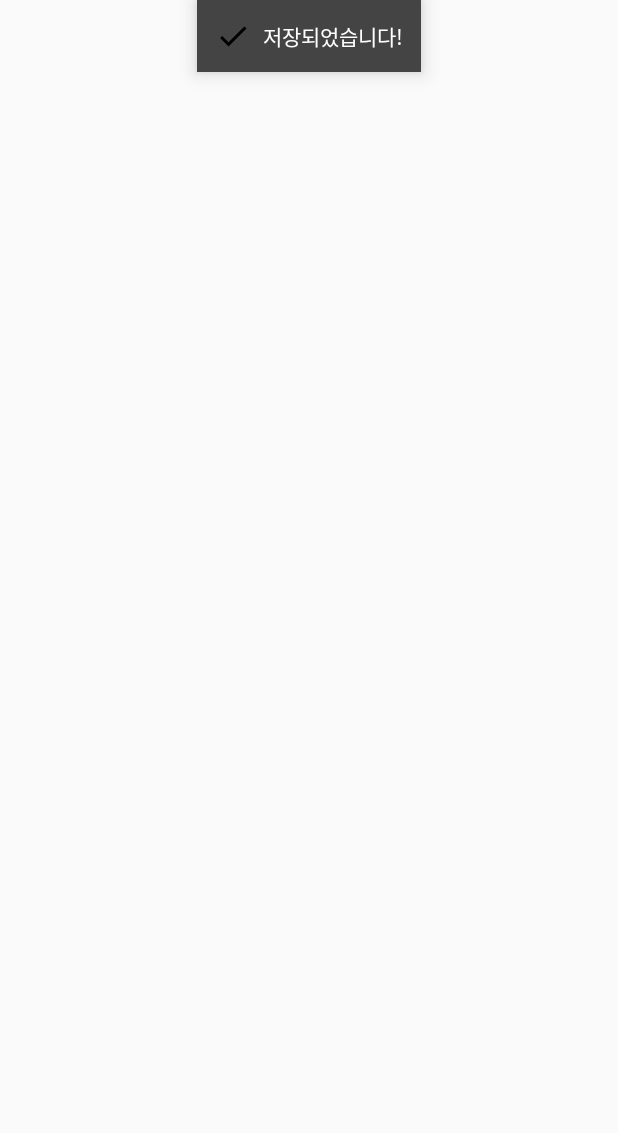
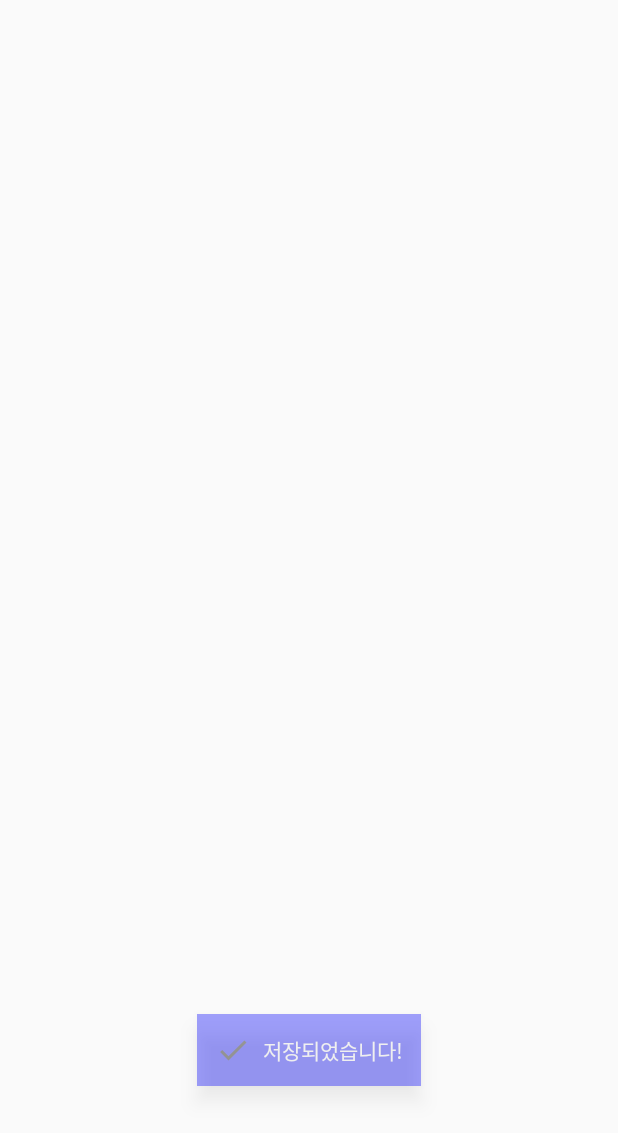
Before and after one commit to appnapps/SnackX, an Android app built with Jetpack Compose: the first screen one second after launch (MainActivity), on a phone screen of 412 x 824 dp. Shown: the top 1133 px of the screen. Run offline under Robolectric (Android 15) with nearby library versions, the phone set to English and light mode, and no system bars.

Commit message:
✨ Add animationDuration to SnackX.show for flexible animation speed

```diff
--- a/app/build.gradle.kts
+++ b/app/build.gradle.kts
@@ -50,7 +50,7 @@ android {
 }
 
 dependencies {
-
+    implementation(project(":snackx")) // ✅ 이 줄이 반드시 있어야 함
     implementation("androidx.core:core-ktx:1.9.0")
     implementation("androidx.lifecycle:lifecycle-runtime-ktx:2.8.7")
     implementation("androidx.activity:activity-compose:1.9.1")
--- a/app/src/main/java/com/appnapps/snackx/MainActivity.kt
+++ b/app/src/main/java/com/appnapps/snackx/MainActivity.kt
@@ -12,9 +12,11 @@ class MainActivity : ComponentActivity() {
             message = "저장되었습니다!",
             iconResId = R.drawable.ic_check,
             duration = 2500,
-            position = SnackX.Position.TOP,
-            backgroundColor = Color.DKGRAY,
-            textColor = Color.WHITE
+            position = SnackX.Position.BOTTOM,
+            backgroundColor = Color.BLUE,
+            textColor = Color.WHITE,
+            animation = SnackX.AnimationStyle.FADE,
+            animationDuration = 5000L // 나타남/사라짐 애니메이션 속도 조절
         )
     }
 }
--- a/app/src/main/java/com/appnapps/snackx/SnackX.kt
+++ /dev/null
@@ -1,66 +0,0 @@
-package com.appnapps.snackx
-
-import android.app.Activity
-import android.content.Context
-import android.content.res.Resources
-import android.graphics.Color
-import android.os.Handler
-import android.os.Looper
-import android.view.*
-import android.widget.*
-import androidx.core.content.ContextCompat
-
-object SnackX {
-    enum class Position { TOP, BOTTOM }
-
-    fun show(
-        context: Context,
-        message: String,
-        iconResId: Int? = null,
-        duration: Long = 2000,
-        position: Position = Position.BOTTOM,
-        backgroundColor: Int = Color.BLACK,
-        textColor: Int = Color.WHITE
-    ) {
-        val activity = context as? Activity ?: return
-        val inflater = LayoutInflater.from(context)
-        val view = inflater.inflate(R.layout.snackx_view, null)
-
-        val messageView = view.findViewById<TextView>(R.id.snackx_message)
-        val iconView = view.findViewById<ImageView>(R.id.snackx_icon)
-
-        messageView.text = message
-        messageView.setTextColor(textColor)
-
-        iconResId?.let {
-            iconView.setImageResource(it)
-            iconView.visibility = View.VISIBLE
-        }
-
-        view.setBackgroundColor(backgroundColor)
-
-        val rootView = activity.findViewById<ViewGroup>(android.R.id.content)
-        val layoutParams = FrameLayout.LayoutParams(
-            ViewGroup.LayoutParams.WRAP_CONTENT,
-            ViewGroup.LayoutParams.WRAP_CONTENT
-        )
-        layoutParams.gravity = if (position == Position.BOTTOM) Gravity.BOTTOM or Gravity.CENTER_HORIZONTAL
-        else Gravity.TOP or Gravity.CENTER_HORIZONTAL
-        layoutParams.bottomMargin = 100.dp
-
-        rootView.addView(view, layoutParams)
-
-        view.alpha = 0f
-        view.animate().alpha(1f).setDuration(300).start()
-
-        Handler(Looper.getMainLooper()).postDelayed({
-            view.animate().alpha(0f).setDuration(300).withEndAction {
-                rootView.removeView(view)
-            }.start()
-        }, duration)
-    }
-
-    // 확장 함수로 dp 변환
-    private val Int.dp: Int
-        get() = (this * Resources.getSystem().displayMetrics.density).toInt()
-}
--- a/snackx/build.gradle.kts
+++ b/snackx/build.gradle.kts
@@ -35,4 +35,5 @@ dependencies {
     implementation("androidx.core:core-ktx:1.9.0")
     implementation("androidx.appcompat:appcompat:1.7.0")
     implementation("com.google.android.material:material:1.12.0")
+
 }
```
Also changed, not shown: snackx/src/main/java/com/appnapps/snackx/SnackX.kt (+32 -6 lines).
